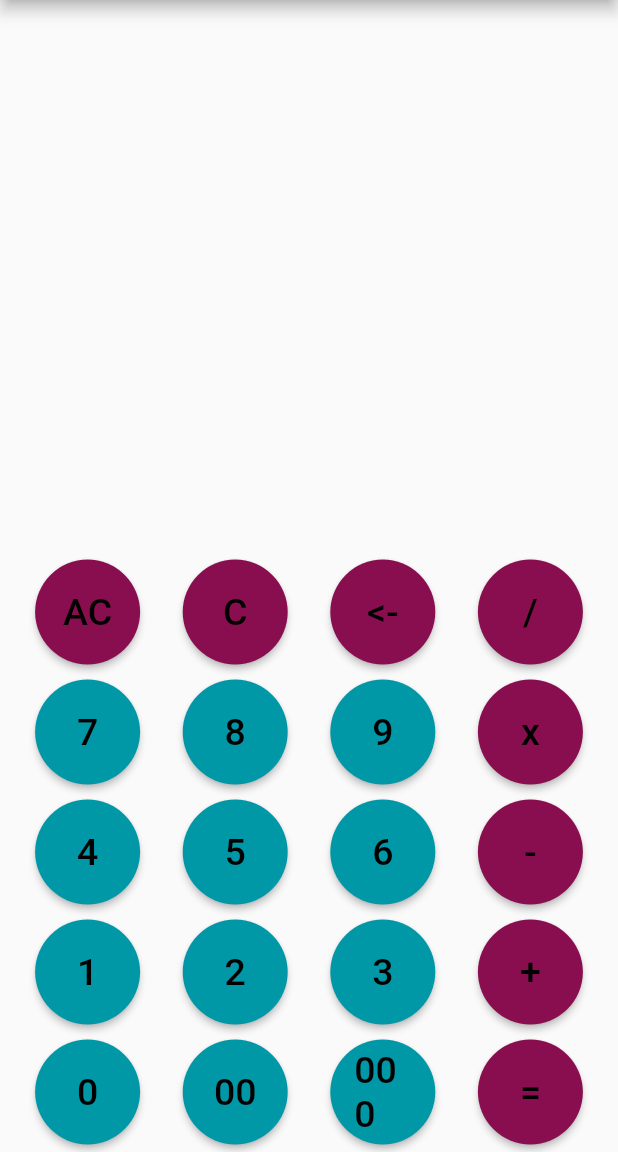
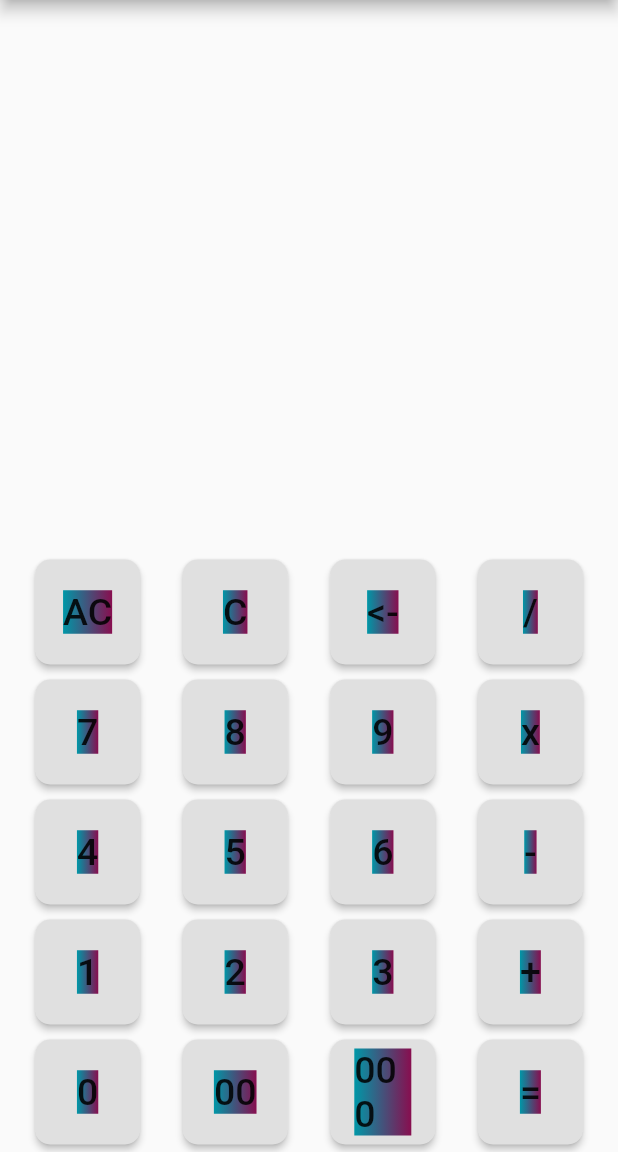
Before and after one commit to Rucha1060/flutter_task2, a Flutter app: the screen it shows after launch, on a phone screen of 412 x 824 dp, the part 84-1236 px from its top. Run offline on Flutter 3.47's test engine with Material 2 defaults, Android fonts, the phone set to English and light mode, and no system bars.

```diff
--- a/lib/calculator_btn.dart
+++ b/lib/calculator_btn.dart
@@ -8,22 +8,34 @@ class CalcButton extends StatelessWidget {
   @override
   Widget build(BuildContext context) {
     return Container(
-      margin: EdgeInsets.all(5),
-      child: SizedBox(
+        margin: EdgeInsets.all(5),
+        child: SizedBox(
           width: 70,
           height: 70,
           // ignore: deprecated_member_use
           child: RaisedButton(
-              shape: RoundedRectangleBorder(borderRadius: BorderRadius.circular(50)),
-              onPressed: () {
-                callback(no);
-              },
+            shape: RoundedRectangleBorder(borderRadius: BorderRadius.circular(10)),
+            onPressed: () {
+              callback(no);
+            },
+            child: Ink(
+              decoration: BoxDecoration(
+                gradient: LinearGradient(
+                  colors: [
+                    Color(0xFF0097A7),
+                    Color(0xFF880E4F)
+                  ],
+                ),
+              ),
+
               child: Text(
                 no,
                 style: TextStyle(fontSize: 25),
               ),
               color: Color(fillColor),
-              textColor: Colors.black)),
-    );
+              // textColor: Colors.black)),
+            ),
+          ),
+        ));
   }
 }
```
Also changed, not shown: 1 other file.
